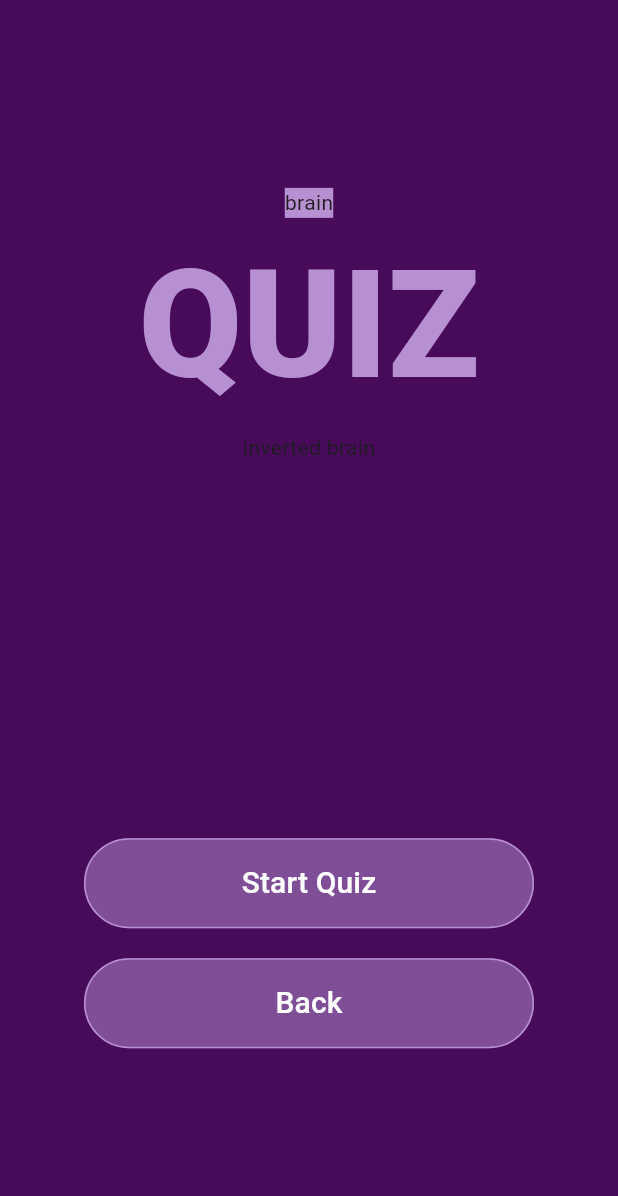
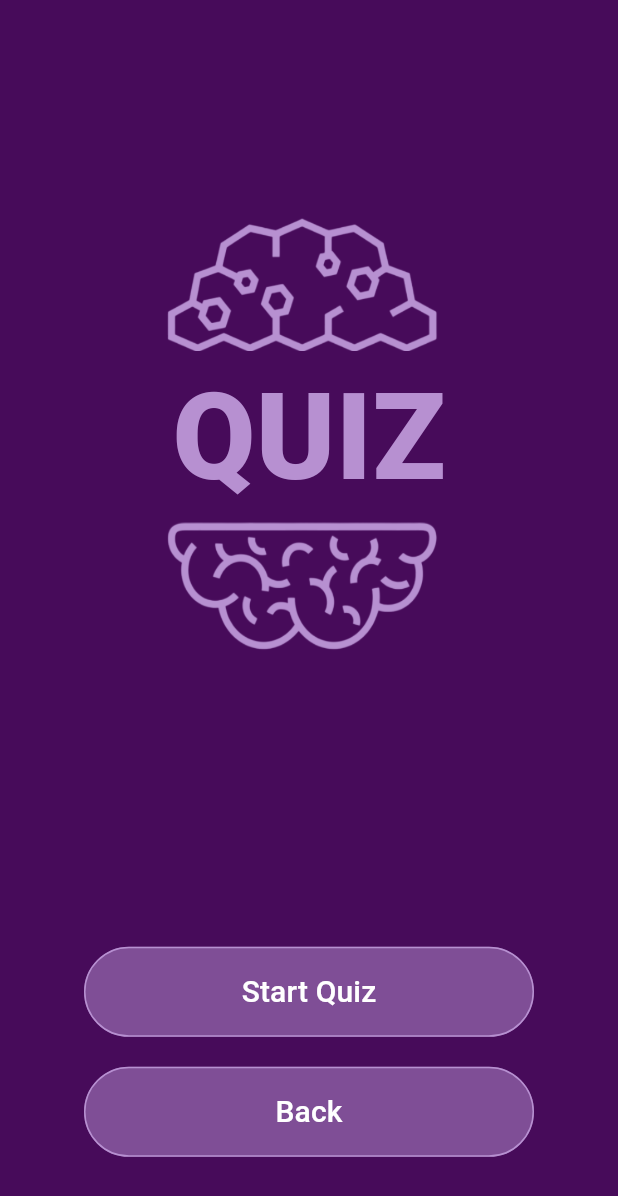
Before and after one commit to ThisIsSumit/CodeSoft, a Flutter app: the ResultScreen widget shown alone on an empty page, opened directly with empty values, after a tap on "Home", after a tap on "General Knowledge", on a phone screen of 412 x 824 dp. Shown: the top 1196 px of the screen. Run offline on Flutter 3.47's test engine with Material 3 defaults, Android fonts, the phone set to English and light mode, and no system bars.

Commit message:
logo complete

```diff
--- a/quizz_app/lib/main.dart
+++ b/quizz_app/lib/main.dart
@@ -1,5 +1,5 @@
 import 'package:flutter/material.dart';
-import 'package:quizz_app/screens/catogories_screen.dart';
+import 'package:quizz_app/screens/splash_screen.dart';
 
 final kcolorScheme = ColorScheme.fromSwatch().copyWith(
     brightness: Brightness.light,
@@ -22,7 +22,7 @@ class QuizApp extends StatelessWidget {
   Widget build(BuildContext context) {
     return MaterialApp(
       theme: theme,
-      home: const CatogoriesScreen(),
+      home: const SplashScreen(),
     );
   }
 }
--- a/quizz_app/lib/screens/result_screen.dart
+++ b/quizz_app/lib/screens/result_screen.dart
@@ -2,7 +2,6 @@ import 'package:flutter/material.dart';
 import 'package:quizz_app/model/question.dart';
 import 'package:quizz_app/screens/catogories_screen.dart';
 import 'package:quizz_app/screens/questions_screen.dart';
-import 'package:quizz_app/widgets/custom_button.dart';
 import 'package:quizz_app/widgets/result_card.dart';
 
 class ResultScreen extends StatelessWidget {
@@ -54,7 +53,7 @@ class ResultScreen extends StatelessWidget {
                 },
               ),
               const SizedBox(
-                height: 150,
+                height: 120,
               )
             ],
           ),
@@ -65,8 +64,12 @@ class ResultScreen extends StatelessWidget {
             crossAxisAlignment: CrossAxisAlignment.stretch,
             mainAxisSize: MainAxisSize.min,
             children: [
-              ElevatedButton(
-                  style: TextButton.styleFrom(backgroundColor: Colors.black),
+              Padding(
+                padding: const EdgeInsets.all(4.0),
+                child: Container(
+                  // ignore: prefer_const_constructors
+                  color: Colors.purple.withOpacity(0.9),
+                  child: TextButton(
                       onPressed: () {
                         Navigator.pushReplacement(
                             context,
@@ -75,8 +78,13 @@ class ResultScreen extends StatelessWidget {
                             ));
                       },
                       child: const Text("Home")),
-              ElevatedButton(
-                  style: TextButton.styleFrom(backgroundColor: Colors.black),
+                ),
+              ),
+              Padding(
+                padding: const EdgeInsets.all(4.0),
+                child: Container(
+                  color: Colors.purple.withOpacity(0.9),
+                  child: TextButton(
                       onPressed: () {
                         Navigator.pushReplacement(
                             context,
@@ -86,7 +94,9 @@ class ResultScreen extends StatelessWidget {
                               ),
                             ));
                       },
-                  child: const Text("Restart"))
+                      child: const Text("Restart")),
+                ),
+              )
             ],
           ),
         )
--- a/quizz_app/lib/screens/splash_screen.dart
+++ b/quizz_app/lib/screens/splash_screen.dart
@@ -13,20 +13,20 @@ class SplashScreen extends StatefulWidget {
 
 class _SplashScreenState extends State<SplashScreen> {
   void changeScreen() {
-    Navigator.pushReplacement(
-        context, MaterialPageRoute(builder: (context) => const CatogoriesScreen()));
+    Navigator.pushReplacement(context,
+        MaterialPageRoute(builder: (context) => const CatogoriesScreen()));
   }
 
   @override
   void initState() {
     super.initState();
-    Timer(const Duration(seconds: 3), changeScreen);
+    Timer(const Duration(seconds: 2), changeScreen);
   }
 
   @override
   Widget build(BuildContext context) {
     return const Scaffold(
-      body: Logo(),
+      body: Center(child: Logo()),
     );
   }
 }
--- a/quizz_app/lib/widgets/logo.dart
+++ b/quizz_app/lib/widgets/logo.dart
@@ -8,22 +8,30 @@ class Logo extends StatelessWidget {
   @override
   Widget build(BuildContext context) {
     return Column(
+      crossAxisAlignment: CrossAxisAlignment.center,
+      mainAxisSize: MainAxisSize.min,
       children: [
-        Container(
-          color: logoColor,
-          child: Text("brain"),
-        ),
-        SizedBox(
-          child: Text(
-            "QUIZ",
-            style: TextStyle(
-              fontWeight: FontWeight.w900,
-              fontSize: 100,
-              color: logoColor,
-            ),
+        Padding(
+          padding: const EdgeInsets.only(left: 20),
+          child: Image.asset(
+            'assets/images/brainup.png',
+            color: Theme.of(context).colorScheme.onSurface,
           ),
         ),
-        SizedBox(child: Text("inverted brain"))
+        Text(
+          "QUIZ",
+          style: TextStyle(
+            fontWeight: FontWeight.w900,
+            fontSize: 80,
+            color: logoColor,
+          ),
+        ),
+        Padding(
+            padding: const EdgeInsets.only(left: 20),
+            child: Image.asset(
+              "assets/images/braindown.png",
+              color: Theme.of(context).colorScheme.onSurface,
+            )),
       ],
     );
   }
--- a/quizz_app/pubspec.yaml
+++ b/quizz_app/pubspec.yaml
@@ -59,9 +59,9 @@ flutter:
   uses-material-design: true
 
   # To add assets to your application, add an assets section, like this:
-  # assets:
-  #   - images/a_dot_burr.jpeg
-  #   - images/a_dot_ham.jpeg
+  assets:
+    - assets/images/
+
 
   # An image asset can refer to one or more resolution-specific "variants", see
   # https://flutter.dev/assets-and-images/#resolution-aware
```
Also changed, not shown: quizz_app/assets/images/brain-logo.png (added), quizz_app/assets/images/brain.jpg (added), quizz_app/assets/images/brain.png (added), quizz_app/assets/images/braindown.png (added), quizz_app/assets/images/brainup.png (added), 1 other file. Lines whose indentation alone changed are shown as unchanged.
